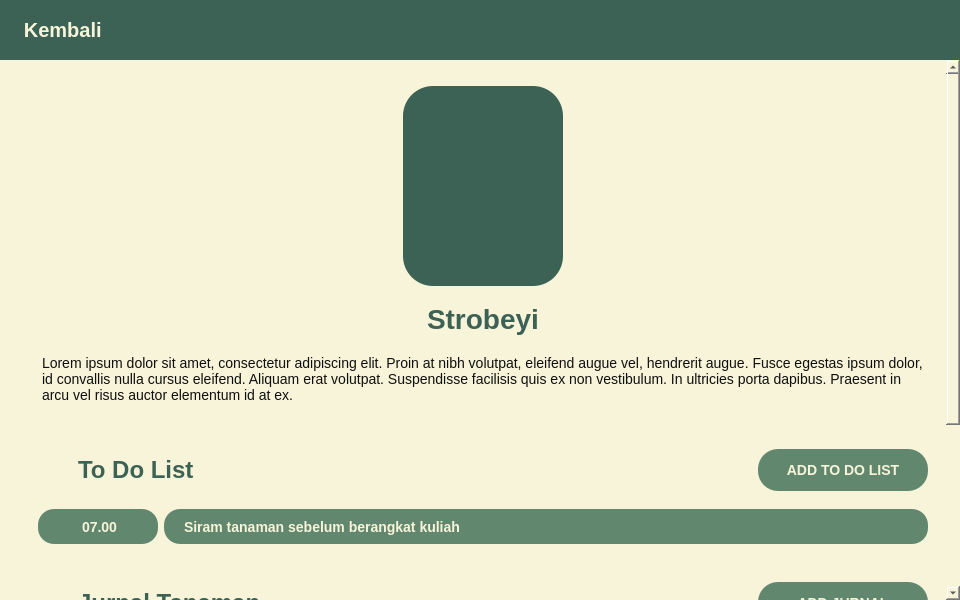
Before: the Qt Designer form ui_temp/detailtaneman/detailTanaman2.ui in Salomo309/yarnyard, drawn with Qt 5.
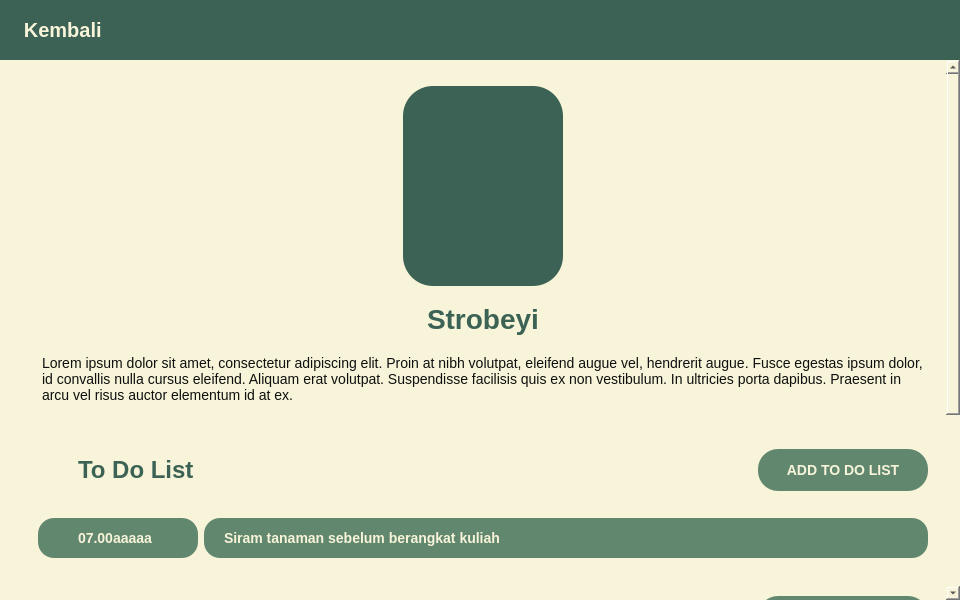
After: the same form once the commit is applied. Icons and pictures are not drawn.

Commit message: feat: integrate artikel and detail tanaman

Patch:
```diff
--- a/ui_temp/detailtaneman/detailTanaman2.ui
+++ b/ui_temp/detailtaneman/detailTanaman2.ui
@@ -224,9 +224,9 @@
        <property name="geometry">
         <rect>
          <x>0</x>
-         <y>-243</y>
+         <y>-240</y>
          <width>940</width>
-         <height>801</height>
+         <height>823</height>
         </rect>
        </property>
        <layout class="QVBoxLayout" name="verticalLayout_2">
@@ -347,7 +347,7 @@
                    </property>
                    <property name="maximumSize">
                     <size>
-                     <width>130</width>
+                     <width>160</width>
                      <height>200</height>
                     </size>
                    </property>
@@ -658,6 +658,9 @@
                    <property name="spacing">
                     <number>0</number>
                    </property>
+                   <property name="topMargin">
+                    <number>9</number>
+                   </property>
                    <property name="bottomMargin">
                     <number>0</number>
                    </property>
@@ -686,7 +689,7 @@
                        <widget class="QFrame" name="frame_time_tdl_1">
                         <property name="maximumSize">
                          <size>
-                          <width>120</width>
+                          <width>160</width>
                           <height>16777215</height>
                          </size>
                         </property>
@@ -716,22 +719,22 @@
                           <widget class="QLabel" name="label_time_tdl_1">
                            <property name="minimumSize">
                             <size>
-                             <width>0</width>
-                             <height>35</height>
+                             <width>160</width>
+                             <height>40</height>
                             </size>
                            </property>
                            <property name="styleSheet">
                             <string notr="true">#label_time_tdl_1 {
 	color: #F7F4D9;
 	background-color: #61876E;
-	padding: 8px 40px;
+	padding: 8px 36px;
 	border-radius: 16px;
 	font-size: 14px;
 	font-weight: 600;
 }</string>
                            </property>
                            <property name="text">
-                            <string>07.00</string>
+                            <string>07.00aaaaa</string>
                            </property>
                           </widget>
                          </item>
@@ -740,10 +743,10 @@
                       </item>
                       <item>
                        <widget class="QFrame" name="frame_desc_tdl">
-                        <property name="maximumSize">
+                        <property name="minimumSize">
                          <size>
-                          <width>16777215</width>
-                          <height>35</height>
+                          <width>0</width>
+                          <height>40</height>
                          </size>
                         </property>
                         <property name="styleSheet">
@@ -1018,7 +1021,7 @@
                     <number>0</number>
                    </property>
                    <property name="topMargin">
-                    <number>9</number>
+                    <number>18</number>
                    </property>
                    <item>
                     <widget class="QFrame" name="frame_jurnal_1">
@@ -1085,7 +1088,7 @@
                           <number>9</number>
                          </property>
                          <property name="bottomMargin">
-                          <number>9</number>
+                          <number>0</number>
                          </property>
                          <item>
                           <widget class="QFrame" name="frame_left">
@@ -1121,7 +1124,7 @@
 }</string>
                               </property>
                               <property name="text">
-                               <string>19 April 2023</string>
+                               <string>9 April 2023</string>
                               </property>
                              </widget>
                             </item>
@@ -1173,7 +1176,7 @@
                         </property>
                         <layout class="QHBoxLayout" name="horizontalLayout_13">
                          <property name="leftMargin">
-                          <number>27</number>
+                          <number>24</number>
                          </property>
                          <property name="topMargin">
                           <number>0</number>
@@ -1193,7 +1196,7 @@
 }</string>
                            </property>
                            <property name="plainText">
-                            <string>Lorem ipsum dolor sit amet, consectetur adipiscing elit. Proin at nibh volutpat, eleifend augue vel, hendrerit augue. Fusce egestas ipsum dolor, id convallis nulla cursus eleifend. Aliquam erat volutpat. Suspendisse facilisis quis ex non vestibulum. In ultricies porta dapibus. Praesent in arcu vel risus auctor elementum id at ex. Vestibulum gravida, odio ac dapibus convallis, erat lacus molestie turpis, in tristique urna mauris vitae ligula.</string>
+                            <string>Hari ini aku menanam cabai di taman belakangku</string>
                            </property>
                           </widget>
                          </item>
```
The commit also changes 23 other files.
